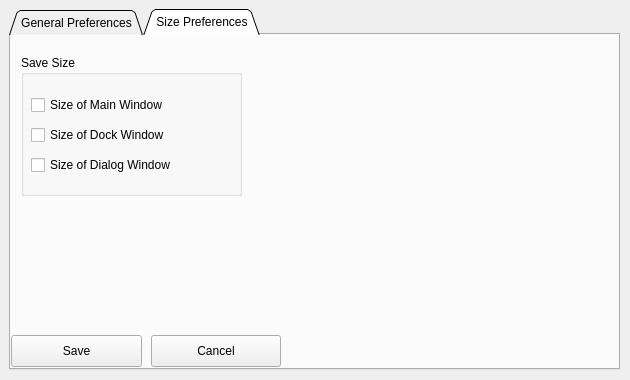
apaeffgen/PanConvert, file source/gui/panconvert_diag_prefpane_ext.ui: the form before one commit.
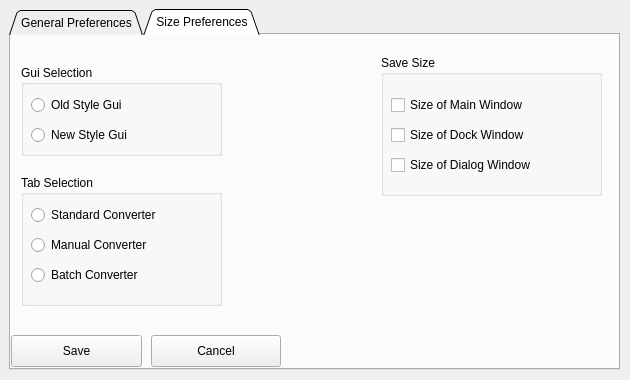
The form after the commit. The open tabs and pages were chosen to show the change.

Patch:
```diff
--- a/source/gui/panconvert_diag_prefpane_ext.ui
+++ b/source/gui/panconvert_diag_prefpane_ext.ui
@@ -510,7 +510,7 @@
     <widget class="QGroupBox" name="BoxSaveSize">
      <property name="geometry">
       <rect>
-       <x>10</x>
+       <x>370</x>
        <y>20</y>
        <width>221</width>
        <height>141</height>
@@ -562,6 +562,97 @@
       </property>
      </widget>
     </widget>
+    <widget class="QGroupBox" name="GuiSelection">
+     <property name="geometry">
+      <rect>
+       <x>10</x>
+       <y>30</y>
+       <width>201</width>
+       <height>91</height>
+      </rect>
+     </property>
+     <property name="title">
+      <string>Gui Selection</string>
+     </property>
+     <widget class="QRadioButton" name="Button_NewGui">
+      <property name="geometry">
+       <rect>
+        <x>10</x>
+        <y>60</y>
+        <width>181</width>
+        <height>20</height>
+       </rect>
+      </property>
+      <property name="text">
+       <string>New Style Gui</string>
+      </property>
+     </widget>
+     <widget class="QRadioButton" name="Button_OldGui">
+      <property name="geometry">
+       <rect>
+        <x>10</x>
+        <y>30</y>
+        <width>171</width>
+        <height>20</height>
+       </rect>
+      </property>
+      <property name="text">
+       <string>Old Style Gui</string>
+      </property>
+     </widget>
+    </widget>
+    <widget class="QGroupBox" name="Tab_Selection">
+     <property name="geometry">
+      <rect>
+       <x>10</x>
+       <y>140</y>
+       <width>201</width>
+       <height>131</height>
+      </rect>
+     </property>
+     <property name="title">
+      <string>Tab Selection</string>
+     </property>
+     <widget class="QRadioButton" name="Tab_StandardConverter">
+      <property name="geometry">
+       <rect>
+        <x>10</x>
+        <y>30</y>
+        <width>181</width>
+        <height>20</height>
+       </rect>
+      </property>
+      <property name="text">
+       <string>Standard Converter</string>
+      </property>
+     </widget>
+     <widget class="QRadioButton" name="Tab_ManualConverter">
+      <property name="geometry">
+       <rect>
+        <x>10</x>
+        <y>60</y>
+        <width>171</width>
+        <height>20</height>
+       </rect>
+      </property>
+      <property name="text">
+       <string>Manual Converter</string>
+      </property>
+     </widget>
+     <widget class="QRadioButton" name="Tab_BatchConverter">
+      <property name="geometry">
+       <rect>
+        <x>10</x>
+        <y>90</y>
+        <width>171</width>
+        <height>20</height>
+       </rect>
+      </property>
+      <property name="text">
+       <string>Batch Converter</string>
+      </property>
+     </widget>
+    </widget>
    </widget>
   </widget>
  </widget>
```
